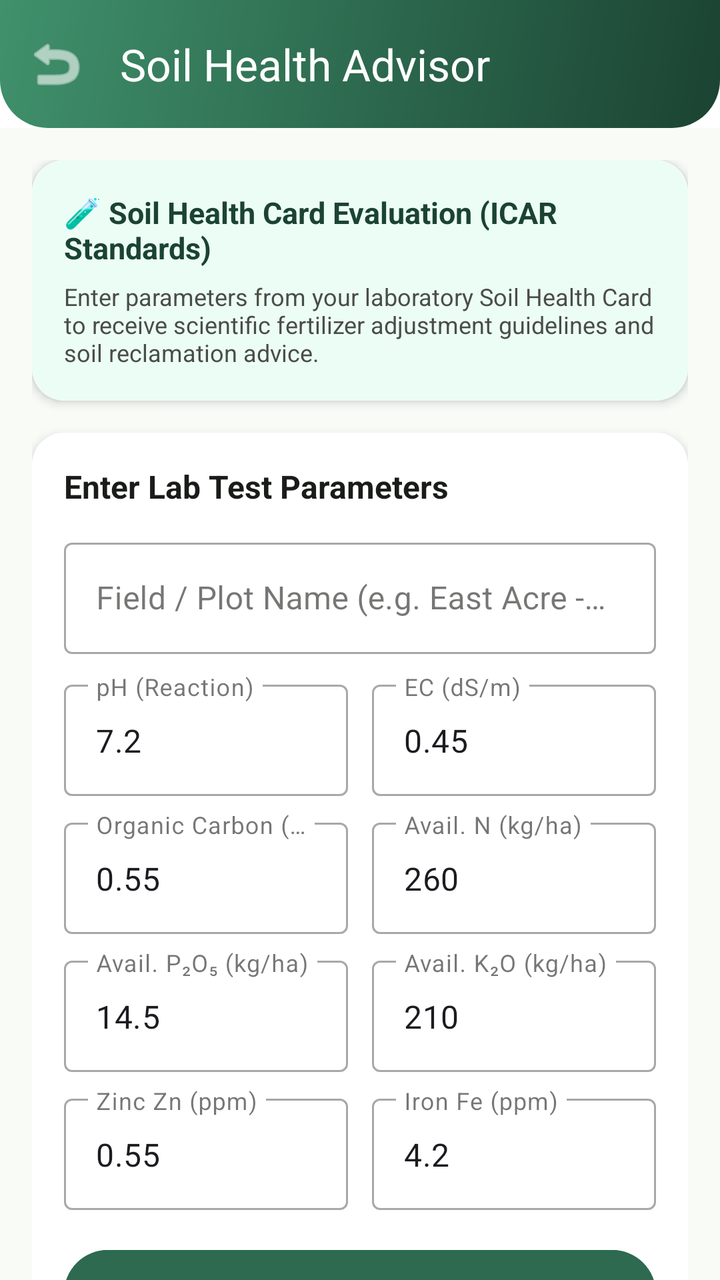
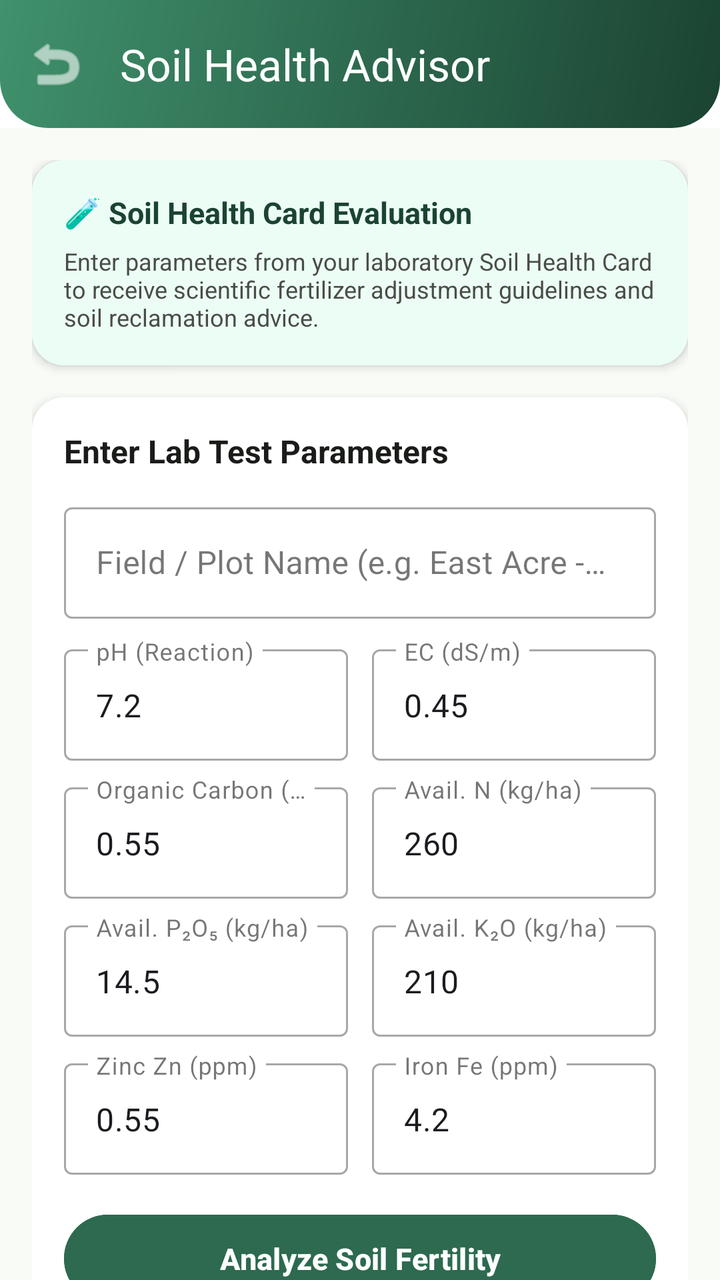

Compare the two renders of this Android layout. The source of the first and the diff that turns it into the second are given below.
<!-- AndroidManifest.xml: application theme Theme.AgroSmart -->
<!-- res/layout/activity_soil_health.xml -->
<?xml version="1.0" encoding="utf-8"?>
<androidx.coordinatorlayout.widget.CoordinatorLayout xmlns:android="http://schemas.android.com/apk/res/android"
    xmlns:app="http://schemas.android.com/apk/res-auto"
    android:layout_width="match_parent"
    android:layout_height="match_parent"
    android:background="@color/bg_warm_cream">

    <com.google.android.material.appbar.AppBarLayout
        android:layout_width="match_parent"
        android:layout_height="wrap_content">

        <com.google.android.material.appbar.MaterialToolbar
            android:id="@+id/toolbar"
            android:layout_width="match_parent"
            android:layout_height="?attr/actionBarSize"
            android:background="@drawable/bg_gradient_header"
            app:navigationIcon="@android:drawable/ic_menu_revert"
            app:navigationIconTint="@color/white"
            app:title="@string/soil_health_advisor"
            app:titleTextColor="@color/white" />
    </com.google.android.material.appbar.AppBarLayout>

    <androidx.core.widget.NestedScrollView
        android:layout_width="match_parent"
        android:layout_height="match_parent"
        app:layout_behavior="@string/appbar_scrolling_view_behavior">

        <LinearLayout
            android:layout_width="match_parent"
            android:layout_height="wrap_content"
            android:orientation="vertical"
            android:padding="16dp"
            android:paddingBottom="40dp">

            
            <com.google.android.material.card.MaterialCardView
                style="@style/Widget.AgroSmart.Card"
                android:layout_width="match_parent"
                android:layout_height="wrap_content"
                android:layout_marginBottom="16dp">

                <LinearLayout
                    android:layout_width="match_parent"
                    android:layout_height="wrap_content"
                    android:background="#ECFDF5"
                    android:orientation="vertical"
                    android:padding="16dp">

                    <TextView
                        android:layout_width="wrap_content"
                        android:layout_height="wrap_content"
                        android:text="🧪 Soil Health Card Evaluation (ICAR Standards)"
                        android:textColor="@color/forest_green_dark"
                        android:textSize="15sp"
                        android:textStyle="bold" />

                    <TextView
                        android:layout_width="wrap_content"
                        android:layout_height="wrap_content"
                        android:layout_marginTop="6dp"
                        android:text="Enter parameters from your laboratory Soil Health Card to receive scientific fertilizer adjustment guidelines and soil reclamation advice."
                        android:textColor="@color/text_secondary"
                        android:textSize="12sp" />
                </LinearLayout>
            </com.google.android.material.card.MaterialCardView>

            
            <com.google.android.material.card.MaterialCardView
                style="@style/Widget.AgroSmart.Card"
                android:layout_width="match_parent"
                android:layout_height="wrap_content"
                android:layout_marginBottom="16dp">

                <LinearLayout
                    android:layout_width="match_parent"
                    android:layout_height="wrap_content"
                    android:background="@color/white"
                    android:orientation="vertical"
                    android:padding="16dp">

                    <TextView
                        android:layout_width="wrap_content"
                        android:layout_height="wrap_content"
                        android:layout_marginBottom="12dp"
                        android:text="Enter Lab Test Parameters"
                        android:textColor="@color/text_primary"
                        android:textSize="16sp"
                        android:textStyle="bold" />

                    <com.google.android.material.textfield.TextInputLayout
                        style="@style/Widget.MaterialComponents.TextInputLayout.OutlinedBox"
                        android:layout_width="match_parent"
                        android:layout_height="wrap_content"
                        android:layout_marginBottom="10dp"
                        android:hint="Field / Plot Name (e.g. East Acre - Sugarcane)">

                        <com.google.android.material.textfield.TextInputEditText
                            android:id="@+id/etFieldName"
                            android:layout_width="match_parent"
                            android:layout_height="wrap_content"
                            android:inputType="textCapWords" />
                    </com.google.android.material.textfield.TextInputLayout>

                    <LinearLayout
                        android:layout_width="match_parent"
                        android:layout_height="wrap_content"
                        android:orientation="horizontal">

                        <com.google.android.material.textfield.TextInputLayout
                            style="@style/Widget.MaterialComponents.TextInputLayout.OutlinedBox"
                            android:layout_width="0dp"
                            android:layout_height="wrap_content"
                            android:layout_marginEnd="6dp"
                            android:layout_weight="1"
                            android:hint="pH (Reaction)">

                            <com.google.android.material.textfield.TextInputEditText
                                android:id="@+id/etSoilPh"
                                android:layout_width="match_parent"
                                android:layout_height="wrap_content"
                                android:inputType="numberDecimal"
                                android:text="7.2" />
                        </com.google.android.material.textfield.TextInputLayout>

                        <com.google.android.material.textfield.TextInputLayout
                            style="@style/Widget.MaterialComponents.TextInputLayout.OutlinedBox"
                            android:layout_width="0dp"
                            android:layout_height="wrap_content"
                            android:layout_marginStart="6dp"
                            android:layout_weight="1"
                            android:hint="EC (dS/m)">

                            <com.google.android.material.textfield.TextInputEditText
                                android:id="@+id/etSoilEc"
                                android:layout_width="match_parent"
                                android:layout_height="wrap_content"
                                android:inputType="numberDecimal"
                                android:text="0.45" />
                        </com.google.android.material.textfield.TextInputLayout>
                    </LinearLayout>

                    <LinearLayout
                        android:layout_width="match_parent"
                        android:layout_height="wrap_content"
                        android:layout_marginTop="8dp"
                        android:orientation="horizontal">

                        <com.google.android.material.textfield.TextInputLayout
                            style="@style/Widget.MaterialComponents.TextInputLayout.OutlinedBox"
                            android:layout_width="0dp"
                            android:layout_height="wrap_content"
                            android:layout_marginEnd="6dp"
                            android:layout_weight="1"
                            android:hint="Organic Carbon (%)">

                            <com.google.android.material.textfield.TextInputEditText
                                android:id="@+id/etOrganicCarbon"
                                android:layout_width="match_parent"
                                android:layout_height="wrap_content"
                                android:inputType="numberDecimal"
                                android:text="0.55" />
                        </com.google.android.material.textfield.TextInputLayout>

                        <com.google.android.material.textfield.TextInputLayout
                            style="@style/Widget.MaterialComponents.TextInputLayout.OutlinedBox"
                            android:layout_width="0dp"
                            android:layout_height="wrap_content"
                            android:layout_marginStart="6dp"
                            android:layout_weight="1"
                            android:hint="Avail. N (kg/ha)">

                            <com.google.android.material.textfield.TextInputEditText
                                android:id="@+id/etNitrogen"
                                android:layout_width="match_parent"
                                android:layout_height="wrap_content"
                                android:inputType="numberDecimal"
                                android:text="260" />
                        </com.google.android.material.textfield.TextInputLayout>
                    </LinearLayout>

                    <LinearLayout
                        android:layout_width="match_parent"
                        android:layout_height="wrap_content"
                        android:layout_marginTop="8dp"
                        android:orientation="horizontal">

                        <com.google.android.material.textfield.TextInputLayout
                            style="@style/Widget.MaterialComponents.TextInputLayout.OutlinedBox"
                            android:layout_width="0dp"
                            android:layout_height="wrap_content"
                            android:layout_marginEnd="6dp"
                            android:layout_weight="1"
                            android:hint="Avail. P₂O₅ (kg/ha)">

                            <com.google.android.material.textfield.TextInputEditText
                                android:id="@+id/etPhosphorus"
                                android:layout_width="match_parent"
                                android:layout_height="wrap_content"
                                android:inputType="numberDecimal"
                                android:text="14.5" />
                        </com.google.android.material.textfield.TextInputLayout>

                        <com.google.android.material.textfield.TextInputLayout
                            style="@style/Widget.MaterialComponents.TextInputLayout.OutlinedBox"
                            android:layout_width="0dp"
                            android:layout_height="wrap_content"
                            android:layout_marginStart="6dp"
                            android:layout_weight="1"
                            android:hint="Avail. K₂O (kg/ha)">

                            <com.google.android.material.textfield.TextInputEditText
                                android:id="@+id/etPotassium"
                                android:layout_width="match_parent"
                                android:layout_height="wrap_content"
                                android:inputType="numberDecimal"
                                android:text="210" />
                        </com.google.android.material.textfield.TextInputLayout>
                    </LinearLayout>

                    <LinearLayout
                        android:layout_width="match_parent"
                        android:layout_height="wrap_content"
                        android:layout_marginTop="8dp"
                        android:orientation="horizontal">

                        <com.google.android.material.textfield.TextInputLayout
                            style="@style/Widget.MaterialComponents.TextInputLayout.OutlinedBox"
                            android:layout_width="0dp"
                            android:layout_height="wrap_content"
                            android:layout_marginEnd="6dp"
                            android:layout_weight="1"
                            android:hint="Zinc Zn (ppm)">

                            <com.google.android.material.textfield.TextInputEditText
                                android:id="@+id/etZinc"
                                android:layout_width="match_parent"
                                android:layout_height="wrap_content"
                                android:inputType="numberDecimal"
                                android:text="0.55" />
                        </com.google.android.material.textfield.TextInputLayout>

                        <com.google.android.material.textfield.TextInputLayout
                            style="@style/Widget.MaterialComponents.TextInputLayout.OutlinedBox"
                            android:layout_width="0dp"
                            android:layout_height="wrap_content"
                            android:layout_marginStart="6dp"
                            android:layout_weight="1"
                            android:hint="Iron Fe (ppm)">

                            <com.google.android.material.textfield.TextInputEditText
                                android:id="@+id/etIron"
                                android:layout_width="match_parent"
                                android:layout_height="wrap_content"
                                android:inputType="numberDecimal"
                                android:text="4.2" />
                        </com.google.android.material.textfield.TextInputLayout>
                    </LinearLayout>

                    <com.google.android.material.button.MaterialButton
                        android:id="@+id/btnAnalyzeSoil"
                        android:layout_width="match_parent"
                        android:layout_height="52dp"
                        android:layout_marginTop="16dp"
                        android:backgroundTint="@color/forest_green_primary"
                        android:text="@string/evaluate_soil"
                        android:textColor="@color/white"
                        android:textSize="15sp"
                        android:textStyle="bold" />
                </LinearLayout>
            </com.google.android.material.card.MaterialCardView>

            
            <com.google.android.material.card.MaterialCardView
                android:id="@+id/cardSoilResult"
                style="@style/Widget.AgroSmart.Card"
                android:layout_width="match_parent"
                android:layout_height="wrap_content"
                android:layout_marginBottom="16dp"
                android:visibility="gone">

                <LinearLayout
                    android:layout_width="match_parent"
                    android:layout_height="wrap_content"
                    android:background="@color/white"
                    android:orientation="vertical"
                    android:padding="16dp">

                    <LinearLayout
                        android:layout_width="match_parent"
                        android:layout_height="wrap_content"
                        android:gravity="center_vertical"
                        android:orientation="horizontal">

                        <TextView
                            android:layout_width="0dp"
                            android:layout_height="wrap_content"
                            android:layout_weight="1"
                            android:text="Soil Fertility Assessment"
                            android:textColor="@color/forest_green_dark"
                            android:textSize="16sp"
                            android:textStyle="bold" />

                        <TextView
                            android:id="@+id/tvFertilityBadge"
                            android:layout_width="wrap_content"
                            android:layout_height="wrap_content"
                            android:background="@drawable/bg_rounded_card"
                            android:backgroundTint="@color/forest_green_surface"
                            android:paddingStart="10dp"
                            android:paddingTop="4dp"
                            android:paddingEnd="10dp"
                            android:paddingBottom="4dp"
                            android:text="OPTIMAL"
                            android:textColor="@color/forest_green_dark"
                            android:textSize="11sp"
                            android:textStyle="bold" />
                    </LinearLayout>

                    <View
                        android:layout_width="match_parent"
                        android:layout_height="1dp"
                        android:layout_marginTop="12dp"
                        android:layout_marginBottom="12dp"
                        android:background="@color/divider_line" />

                    <TextView
                        android:id="@+id/tvAdvisoryText"
                        android:layout_width="match_parent"
                        android:layout_height="wrap_content"
                        android:lineSpacingExtra="4dp"
                        android:textColor="@color/text_primary"
                        android:textSize="13sp" />
                </LinearLayout>
            </com.google.android.material.card.MaterialCardView>

            
            <TextView
                android:layout_width="wrap_content"
                android:layout_height="wrap_content"
                android:layout_marginTop="8dp"
                android:layout_marginBottom="8dp"
                android:text="Previous Soil Health Records"
                android:textColor="@color/text_primary"
                android:textSize="16sp"
                android:textStyle="bold" />

            <androidx.recyclerview.widget.RecyclerView
                android:id="@+id/rvSoilRecords"
                android:layout_width="match_parent"
                android:layout_height="wrap_content"
                android:nestedScrollingEnabled="false" />

            <TextView
                android:id="@+id/tvEmptySoilRecords"
                android:layout_width="match_parent"
                android:layout_height="wrap_content"
                android:gravity="center"
                android:padding="24dp"
                android:text="No previous soil test cards recorded"
                android:textColor="@color/text_secondary"
                android:textSize="13sp"
                android:visibility="gone" />

        </LinearLayout>
    </androidx.core.widget.NestedScrollView>

</androidx.coordinatorlayout.widget.CoordinatorLayout>
<!-- resources referenced by this layout -->
<resources>
  <color name="bg_warm_cream">#F9FBF7</color>
  <color name="divider_line">#E2E5DD</color>
  <color name="forest_green_dark">#1B4332</color>
  <color name="forest_green_primary">#2D6A4F</color>
  <color name="forest_green_surface">#D8F3DC</color>
  <color name="text_primary">#1A1C19</color>
  <color name="text_secondary">#4A4D46</color>
  <color name="white">#FFFFFF</color>
  <!-- drawable bg_gradient_header (drawable) -->
  <?xml version="1.0" encoding="utf-8"?>
  <shape xmlns:android="http://schemas.android.com/apk/res/android"
      android:shape="rectangle">
      <gradient
          android:angle="135"
          android:startColor="@color/forest_green_dark"
          android:centerColor="@color/forest_green_primary"
          android:endColor="@color/forest_green_light"
          android:type="linear"/>
      <corners
          android:bottomLeftRadius="24dp"
          android:bottomRightRadius="24dp"/>
  </shape>
  <!-- drawable bg_rounded_card (drawable) -->
  <?xml version="1.0" encoding="utf-8"?>
  <shape xmlns:android="http://schemas.android.com/apk/res/android"
      android:shape="rectangle">
      <solid android:color="@color/bg_card_surface" />
      <corners android:radius="16dp" />
  </shape>
  <string name="evaluate_soil">Analyze Soil Fertility</string>
  <string name="soil_health_advisor">Soil Health Advisor</string>
  <style name="Widget.AgroSmart.Card" parent="Widget.Material3.CardView.Elevated">
          <item name="cardCornerRadius">16dp</item>
          <item name="cardElevation">3dp</item>
          <item name="strokeWidth">0dp</item>
          <item name="cardBackgroundColor">@color/bg_card_surface</item>
      </style>
  <style name="Theme.AgroSmart" parent="Theme.Material3.DayNight.NoActionBar">
          
          <item name="colorPrimary">@color/forest_green_primary</item>
          <item name="colorPrimaryVariant">@color/forest_green_dark</item>
          <item name="colorOnPrimary">@color/white</item>
          <item name="colorSecondary">@color/leaf_green</item>
          <item name="colorSecondaryVariant">@color/forest_green_light</item>
          <item name="colorOnSecondary">@color/white</item>
  
          
          <item name="android:windowBackground">@color/bg_warm_cream</item>
          <item name="colorSurface">@color/bg_card_surface</item>
          <item name="colorOnSurface">@color/text_primary</item>
  
          
          <item name="android:statusBarColor">@color/forest_green_dark</item>
          <item name="android:windowLightStatusBar">false</item>
          <item name="android:navigationBarColor">@color/white</item>
          <item name="android:windowLightNavigationBar">true</item>
      </style>
  <color name="forest_green_light">#40916C</color>
  <color name="bg_card_surface">#FFFFFF</color>
  <color name="leaf_green">#52B788</color>
</resources>

<!-- the commit's change to res/layout/activity_soil_health.xml (unified diff, before → after) -->
@@ -49,7 +49,7 @@
                     <TextView
                         android:layout_width="wrap_content"
                         android:layout_height="wrap_content"
-                        android:text="🧪 Soil Health Card Evaluation (ICAR Standards)"
+                        android:text="@string/soil_health_title"
                         android:textColor="@color/forest_green_dark"
                         android:textSize="15sp"
                         android:textStyle="bold" />
@@ -58,7 +58,7 @@
                         android:layout_width="wrap_content"
                         android:layout_height="wrap_content"
                         android:layout_marginTop="6dp"
-                        android:text="Enter parameters from your laboratory Soil Health Card to receive scientific fertilizer adjustment guidelines and soil reclamation advice."
+                        android:text="@string/soil_health_desc"
                         android:textColor="@color/text_secondary"
                         android:textSize="12sp" />
                 </LinearLayout>
@@ -82,7 +82,7 @@
                         android:layout_width="wrap_content"
                         android:layout_height="wrap_content"
                         android:layout_marginBottom="12dp"
-                        android:text="Enter Lab Test Parameters"
+                        android:text="@string/enter_lab_params"
                         android:textColor="@color/text_primary"
                         android:textSize="16sp"
                         android:textStyle="bold" />
<!-- resource entries referenced after the edit -->
@@ -29,8 +29,11 @@
       <solid android:color="@color/bg_card_surface" />
       <corners android:radius="16dp" />
   </shape>
+  <string name="enter_lab_params">Enter Lab Test Parameters</string>
   <string name="evaluate_soil">Analyze Soil Fertility</string>
   <string name="soil_health_advisor">Soil Health Advisor</string>
+  <string name="soil_health_desc">Enter parameters from your laboratory Soil Health Card to receive scientific fertilizer adjustment guidelines and soil reclamation advice.</string>
+  <string name="soil_health_title">🧪 Soil Health Card Evaluation</string>
   <style name="Widget.AgroSmart.Card" parent="Widget.Material3.CardView.Elevated">
           <item name="cardCornerRadius">16dp</item>
           <item name="cardElevation">3dp</item>
